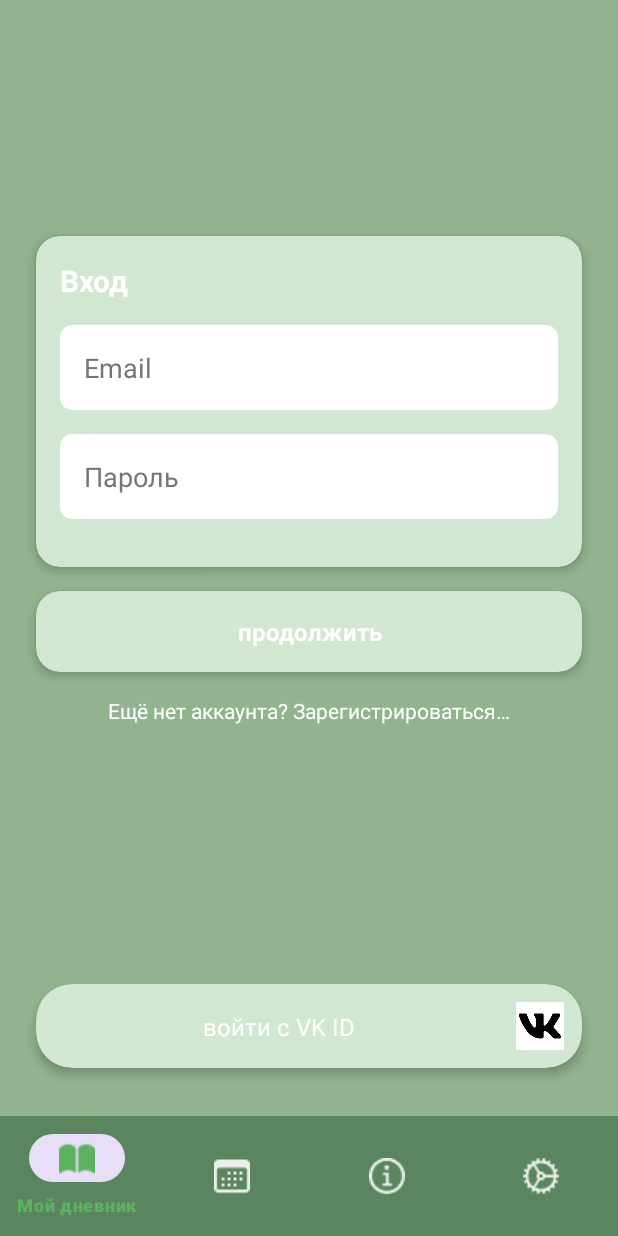
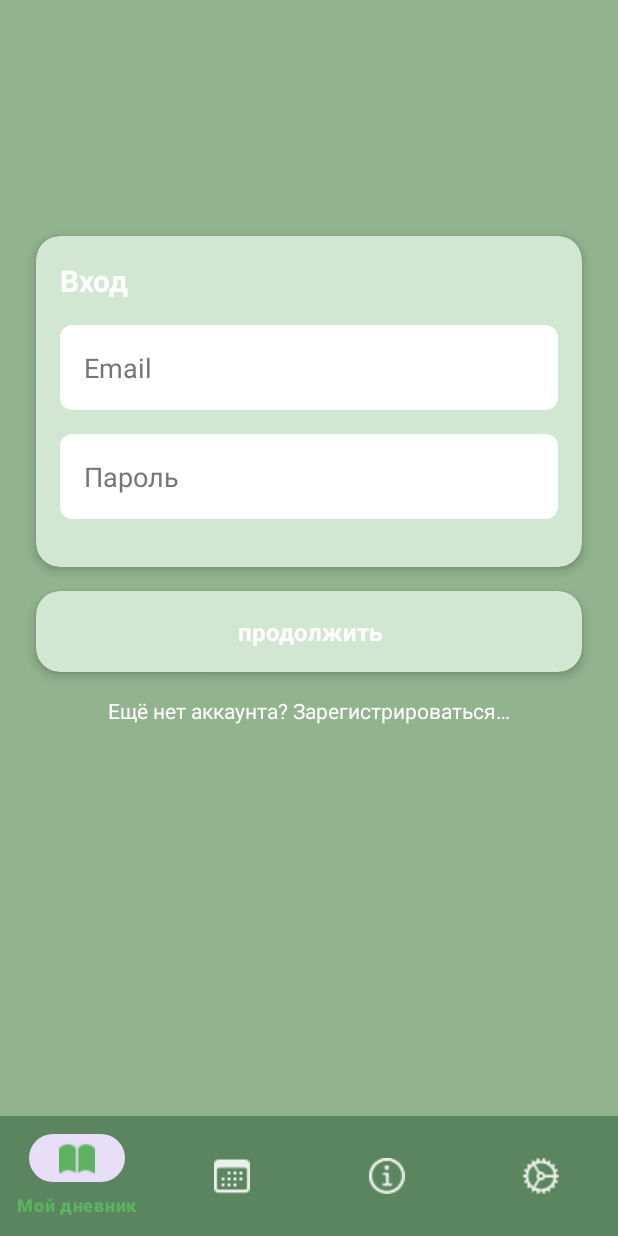
Before and after one commit to srMcKinney/EmotionOfDiary, an Android app built with Jetpack Compose: the screen it shows after launch (MainActivity), on a phone screen of 412 x 824 dp. Run offline under Robolectric (Android 15) with nearby library versions, the phone set to English and light mode, and no system bars.

Commit message:
VK button was deleted

```diff
--- a/app/src/main/java/com/example/emotionaldiary/fragments/LoginFragment.kt
+++ b/app/src/main/java/com/example/emotionaldiary/fragments/LoginFragment.kt
@@ -45,11 +45,6 @@ class LoginFragment : Fragment() {
                 .addToBackStack(null)
                 .commit()
         }
-
-        view.findViewById<View>(R.id.vk_login_button).setOnClickListener {
-            // Обработка входа через VK
-            Toast.makeText(context, "Вход через VK не реализован в этой демо-версии", Toast.LENGTH_SHORT).show()
-        }
     }
 
     private fun loginWithEmail() {
--- a/app/src/main/java/com/example/emotionaldiary/fragments/RegisterFragment.kt
+++ b/app/src/main/java/com/example/emotionaldiary/fragments/RegisterFragment.kt
@@ -50,11 +50,6 @@ class RegisterFragment : Fragment() {
                 .replace(R.id.fragment_container, LoginFragment())
                 .commit()
         }
-
-        view.findViewById<View>(R.id.vk_register_button).setOnClickListener {
-            // Обработка регистрации через VK
-            Toast.makeText(context, "Регистрация через VK не реализована в этой демо-версии", Toast.LENGTH_SHORT).show()
-        }
     }
 
     private fun registerWithEmail() {
--- a/app/src/main/res/layout/fragment_login.xml
+++ b/app/src/main/res/layout/fragment_login.xml
@@ -117,50 +117,4 @@
         app:layout_constraintEnd_toEndOf="parent"
         app:layout_constraintStart_toStartOf="parent"
         app:layout_constraintTop_toBottomOf="@+id/continue_button" />
-
-    <androidx.cardview.widget.CardView
-        android:id="@+id/vk_login_button"
-        android:layout_width="match_parent"
-        android:layout_height="wrap_content"
-        android:layout_marginStart="24dp"
-        android:layout_marginEnd="24dp"
-        android:layout_marginBottom="32dp"
-        app:cardBackgroundColor="@color/green_light"
-        app:cardCornerRadius="24dp"
-        app:cardElevation="4dp"
-        app:layout_constraintBottom_toBottomOf="parent"
-        app:layout_constraintEnd_toEndOf="parent"
-        app:layout_constraintStart_toStartOf="parent">
-
-        <androidx.constraintlayout.widget.ConstraintLayout
-            android:layout_width="match_parent"
-            android:layout_height="wrap_content"
-            android:padding="12dp">
-
-            <TextView
-                android:layout_width="0dp"
-                android:layout_height="wrap_content"
-                android:layout_marginEnd="8dp"
-                android:gravity="center"
-                android:text="@string/login_with_vk"
-                android:textColor="@color/white"
-                android:textSize="16sp"
-                app:layout_constraintBottom_toBottomOf="parent"
-                app:layout_constraintEnd_toStartOf="@+id/vk_icon"
-                app:layout_constraintStart_toStartOf="parent"
-                app:layout_constraintTop_toTopOf="parent" />
-
-            <ImageView
-                android:id="@+id/vk_icon"
-                android:layout_width="32dp"
-                android:layout_height="32dp"
-                android:contentDescription="@string/vk_icon"
-                android:src="@drawable/ic_vk"
-                app:layout_constraintBottom_toBottomOf="parent"
-                app:layout_constraintEnd_toEndOf="parent"
-                app:layout_constraintTop_toTopOf="parent" />
-
-        </androidx.constraintlayout.widget.ConstraintLayout>
-    </androidx.cardview.widget.CardView>
-
 </androidx.constraintlayout.widget.ConstraintLayout>
```
Also changed, not shown: app/src/main/res/layout/fragment_register.xml (+0 -46 lines).
